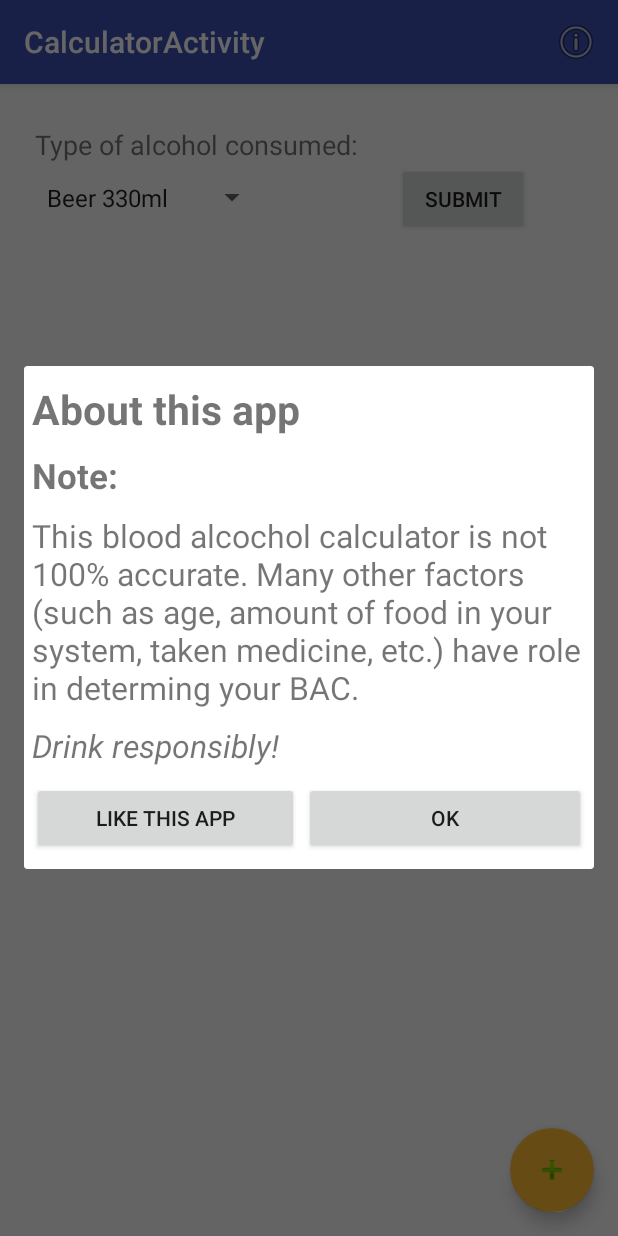
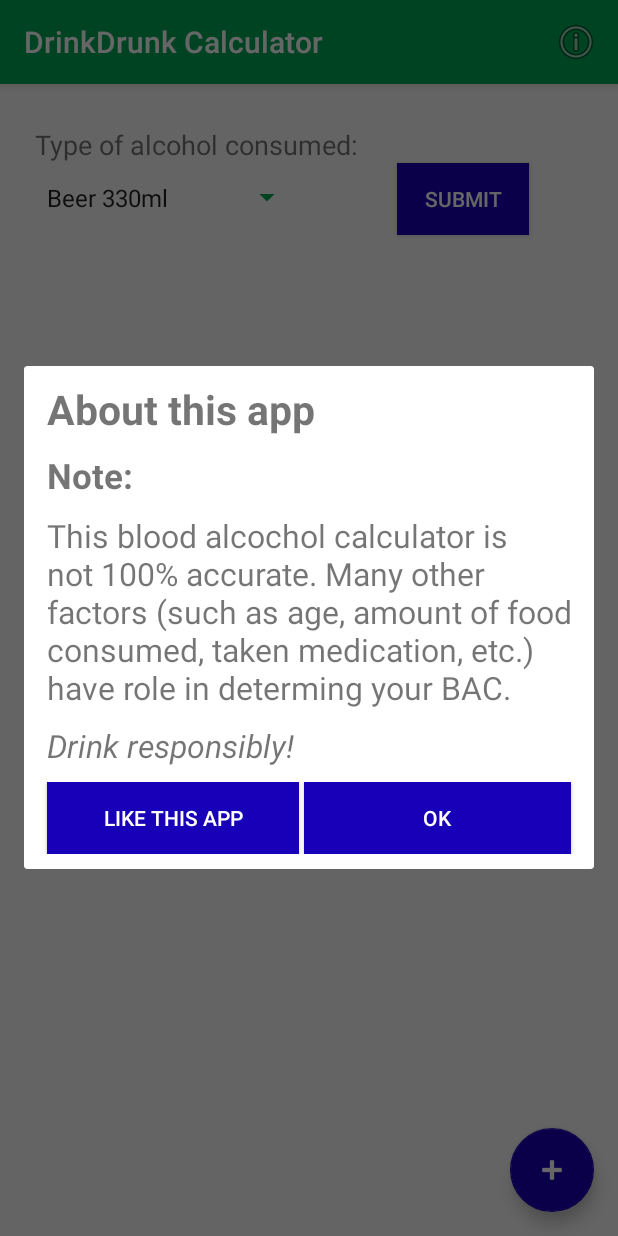
Before and after one commit to AleksandarKosev/To-Drunk, an Android app: the CalculatorActivity screen opened directly, with no data from a screen before it, after a tap on "Item", on a phone screen of 412 x 824 dp. Run offline under Robolectric (Android 15) with nearby library versions, the phone set to English and light mode, and no system bars; our stand-ins replace AdMob; libraries missing offline, so code that uses them is left out: com.google.firebase.crash.

Commit message:
production_v1.0
final

```diff
--- a/AlchoTest/app/src/main/java/com/a2drunk/alchotest/alchotest/CalculatorActivity.java
+++ b/AlchoTest/app/src/main/java/com/a2drunk/alchotest/alchotest/CalculatorActivity.java
@@ -1,8 +1,10 @@
 package com.a2drunk.alchotest.alchotest;
 
 import android.app.Dialog;
+import android.content.Intent;
 import android.content.SharedPreferences;
 import android.content.pm.ActivityInfo;
+import android.net.Uri;
 import android.os.Bundle;
 import android.support.design.widget.FloatingActionButton;
 import android.support.design.widget.Snackbar;
@@ -42,12 +44,18 @@ public class CalculatorActivity extends AppCompatActivity {
     private EditText count, hours;
     private ListView list;
     ArrayAdapter<String> adapter;
-    private Button submit, ok, okay;
+    private Button submit, ok, okay, Like;
     private TextView result;
 
     Dialog calcDialog;
 
     final ArrayList<Drink> mainListOfDrinks = new ArrayList<Drink>();
+
+    String[] drinksMetric = {"Beer 330ml, 330, 4", "Beer 500ml, 500, 4", "Wine 187ml, 187, 12", "Whisky 40ml, 40, 40", "Vodka 40ml, 40, 40", "Tequila 20ml, 20, 40", "Cognac 40ml, 40, 40", "Gin Tonic 250ml, 250, 19","Ouzo 40ml, 40, 40"};
+    List<String> drinksMetricSpinner = Arrays.asList("Beer 330ml", "Beer 500ml", "Wine 187ml", "Whisky 40ml", "Vodka 40ml", "Tequila 20ml", "Cognac 40ml","Gin Tonic 250ml","Ouzo 40ml");
+
+    String[] drinksImperial = {"Beer 12oz, 340, 4", "Beer 17.6oz, 500, 4", "Wine 6.6oz, 187, 12", "Wisky 1.4oz, 40, 40", "Vodka 1.4oz, 40, 40", "Tequila 0.7oz, 20, 40","Cognac 1.4oz, 40, 40","Gin Tonic 8.8oz, 250, 19","Ouzo 1.4oz, 40, 40"};
+    List<String> drinksImperialSpinner = Arrays.asList("Beer 12oz", "Beer 17.6oz", "Wine 6.6oz", "Wisky 1.4oz", "Vodka 1.4oz", "Tequila 0.7oz","Cognac 1.4oz","Gin Tonic 8.8oz","Ouzo 1.4oz");
 
     private static final String TAG = "Debug";
 
@@ -59,6 +67,7 @@ public class CalculatorActivity extends AppCompatActivity {
 
 
     float BODY_WEIGHT_IN_KG = 0;
+    boolean whatSys = true;
     int GENDERTYPE = 0;
     float lastDrinkHr = 0; //IN HOURS
     float drinkingPeriodHr = 0; //HOURS OF DRINKING
@@ -110,6 +119,9 @@ public class CalculatorActivity extends AppCompatActivity {
         SharedPreferences BODY_WEIGHT_IN_KGPref = getSharedPreferences("BODY_WEIGHT_IN_KG", 0);
         BODY_WEIGHT_IN_KG = BODY_WEIGHT_IN_KGPref.getFloat("BODY_WEIGHT_IN_KG", 0);
 
+        SharedPreferences whatSysPref = getSharedPreferences("whatSys", 0);
+        whatSys = whatSysPref.getBoolean("whatSys", true);
+
         SharedPreferences BODY_WATER_CONSTPref = getSharedPreferences("BODY_WATER_CONSTANT", 0);
         BODY_WATER_CONSTANT = BODY_WATER_CONSTPref.getFloat("BODY_WATER_CONSTANT", 0);
 
@@ -159,35 +171,42 @@ public class CalculatorActivity extends AppCompatActivity {
         //FirebaseCrash.log("in onCreate in CalculatorActivity");
 
         super.onCreate(savedInstanceState);
-
         setContentView(R.layout.activity_calculator);
-
 
         mInterstitialAd = new InterstitialAd(this);
         mInterstitialAd.setAdUnitId("ca-app-pub-3760255090560782/2152438824");
         mInterstitialAd.loadAd(new AdRequest.Builder().build());
 
-
         Toolbar toolbar = (Toolbar) findViewById(R.id.toolbar);
         setSupportActionBar(toolbar);
-
-
-        spinner1 = (Spinner) findViewById(R.id.spinner1);
-        count = (EditText) findViewById(R.id.editText2);
-        list = (ListView) findViewById(R.id.list1);
-
 
         getConstantsFromDataBase();
         setConstans();
 
-
         //FirebaseCrash.logcat(Log.ERROR, TAG, "setting the text variable");
         //FirebaseCrash.log("setting the text variable");
-        //final  String[] text =  new String[] {(String) spinner1.getSelectedItem(), String.valueOf(count.getText())};
+
+        spinner1 = (Spinner) findViewById(R.id.spinner1);
+        list = (ListView) findViewById(R.id.list1);
         final String[] text = new String[]{};
         final List<String> elements = new ArrayList<String>(Arrays.asList(text));
         adapter = new ArrayAdapter<String>(this, android.R.layout.simple_list_item_1, elements);
         list.setAdapter(adapter);
+
+
+        //Log.v(TAG, "whatSysNewActv:" + String.valueOf(BODY_WEIGHT_IN_KG));
+        //Log.v(TAG, "whatSysNewActv:" + String.valueOf(whatSys));
+
+
+        if (whatSys == true) {
+            ArrayAdapter<String> dataAdapter = new ArrayAdapter<String>(this, android.R.layout.simple_spinner_item, drinksMetricSpinner);
+            dataAdapter.setDropDownViewResource(android.R.layout.simple_spinner_dropdown_item);
+            spinner1.setAdapter(dataAdapter);
+        } else {
+            ArrayAdapter<String> dataAdapter = new ArrayAdapter<String>(this, android.R.layout.simple_spinner_item, drinksImperialSpinner);
+            dataAdapter.setDropDownViewResource(android.R.layout.simple_spinner_dropdown_item);
+            spinner1.setAdapter(dataAdapter);
+        }
 
 
         FloatingActionButton fab = (FloatingActionButton) findViewById(R.id.fab);
@@ -195,34 +214,28 @@ public class CalculatorActivity extends AppCompatActivity {
             @Override
             public void onClick(View view) {
 
-              /*  final  String[] text =  new String[] {};
-                final List<String> elements = new ArrayList<String>(Arrays.asList(text));
-                adapter = new ArrayAdapter<String>(this, android.R.layout.simple_list_item_1, elements);
-                list.setAdapter(adapter);*/
-
-
-                // Snackbar.make(view, "Drink added to list!", Snackbar.LENGTH_LONG)
-                //       .setAction("Action", null).show();
-                spinner1.getSelectedItem().toString();
-                if (spinner1.getSelectedItem().toString().equals("Beer 330ml")) {
-                    //Drink tmp = new Drink("Beer 330ml", 330, 4);
-                    mainListOfDrinks.add(new Drink("Beer 330ml", 330, 4));
-
-                } else if (spinner1.getSelectedItem().toString().equals("Beer 500ml")) {
-                    mainListOfDrinks.add(new Drink("Beer 500ml", 500, 4));
-                } else if (spinner1.getSelectedItem().toString().equals("Wine 187ml")) {
-                    mainListOfDrinks.add(new Drink("Wine 187ml", 187, 12));
-                } else if (spinner1.getSelectedItem().toString().equals("Whisky 40ml")) {
-                    mainListOfDrinks.add(new Drink("Whisky 40ml", 40, 40));
-                } else if (spinner1.getSelectedItem().toString().equals("Vodka 40ml")) {
-                    mainListOfDrinks.add(new Drink("Vodka 40ml", 40, 40));
+                if (whatSys == true) {
+                    String[] meh;
+                    for (String temp : drinksMetric) {
+                        meh = temp.split(", ");
+                        if (meh[0].equals(spinner1.getSelectedItem().toString())) {
+                            mainListOfDrinks.add(new Drink(meh[0], Float.parseFloat(meh[1]), Float.parseFloat(meh[2])));
+                            Log.v(TAG, String.valueOf(meh[0]) + String.valueOf(meh[1]) + String.valueOf(meh[2]));
+                        }
+                    }
                 } else {
-                    mainListOfDrinks.add(new Drink("Tequila 20ml", 20, 40));
+                    Log.v(TAG, String.valueOf("Entered"));
+                    String[] meh;
+                    for (String temp : drinksImperial) {
+                        meh = temp.split(", ");
+                        if (meh[0].equals(spinner1.getSelectedItem().toString())) {
+                            mainListOfDrinks.add(new Drink(meh[0], Float.parseFloat(meh[1]), Float.parseFloat(meh[2])));
+                            Log.v(TAG, String.valueOf(meh[0]) + String.valueOf(meh[1]) + String.valueOf(meh[2]));
+                        }
+                    }
                 }
-
                 elements.add((String) spinner1.getSelectedItem());
                 adapter.notifyDataSetChanged();
-
             }
         });
 
@@ -297,10 +310,19 @@ public class CalculatorActivity extends AppCompatActivity {
                 iBuilder.setView(iView);
                 final AlertDialog dialog = iBuilder.create();
                 okay = (Button) iView.findViewById(R.id.ok_button);
+                Like = (Button) iView.findViewById(R.id.Like);
                 okay.setOnClickListener(new View.OnClickListener() {
                     @Override
                     public void onClick(View view) {
                         dialog.cancel();
+                    }
+                });
+
+                Like.setOnClickListener(new View.OnClickListener() {
+                    @Override
+                    public void onClick(View view) {
+                        Intent intent1 =new Intent(Intent.ACTION_VIEW, Uri.parse("market://details?id=" + CalculatorActivity.this.getPackageName()));
+                        startActivity(intent1);
                     }
                 });
 
--- a/AlchoTest/app/src/main/res/layout/activity_calculator.xml
+++ b/AlchoTest/app/src/main/res/layout/activity_calculator.xml
@@ -26,7 +26,8 @@
         android:layout_height="wrap_content"
         android:layout_gravity="center_vertical|left"
         android:layout_margin="@dimen/fab_margin"
-        app:backgroundTint="@android:color/holo_orange_light"
+        android:tint="@android:color/background_light"
+        app:backgroundTint="#1700b8"
         app:layout_anchor="@+id/include"
         app:layout_anchorGravity="bottom|right"
         app:srcCompat="@android:drawable/ic_input_add"
--- a/AlchoTest/app/src/main/res/layout/content_calculator.xml
+++ b/AlchoTest/app/src/main/res/layout/content_calculator.xml
@@ -34,7 +34,8 @@
             android:layout_height="46dp"
             android:layout_below="@+id/textView3"
             android:layout_marginStart="23dp"
-            android:entries="@array/drinks" />
+            android:entries="@array/drinks"
+            android:backgroundTint="#00a857"/>
 
 
         <ListView
@@ -50,6 +51,8 @@
             android:layout_width="wrap_content"
             android:layout_height="wrap_content"
             android:text="Submit"
+            android:textColor="@android:color/white"
+            android:background="#1700b8"
             android:layout_marginEnd="15dp"
             android:layout_below="@+id/textView3"
             android:layout_alignParentEnd="true" />
--- a/AlchoTest/app/src/main/res/layout/dialog_calc.xml
+++ b/AlchoTest/app/src/main/res/layout/dialog_calc.xml
@@ -21,7 +21,8 @@
         android:layout_height="wrap_content"
         android:ems="10"
         android:inputType="numberDecimal"
-        android:layout_marginTop="10dp"/>
+        android:layout_marginTop="10dp"
+        android:backgroundTint="#00a857"/>
 
     <TextView
         android:id="@+id/result"
@@ -34,7 +35,7 @@
 
     <Button
         android:id="@+id/ok"
-        android:background="@color/colorPrimary"
+        android:background="#1700b8"
         android:textColor="@android:color/white"
         android:textStyle="bold"
         android:layout_marginTop="10dp"
--- a/AlchoTest/app/src/main/res/layout/info_dialog.xml
+++ b/AlchoTest/app/src/main/res/layout/info_dialog.xml
@@ -12,12 +12,12 @@
         android:text="@string/about_this_app"
         android:textStyle="bold"
         android:textSize="27sp"
-        android:layout_marginLeft="5dp"
+        android:layout_marginLeft="15dp"
         android:layout_marginTop="10dp"/>
     <TextView
     android:layout_width="wrap_content"
     android:layout_height="wrap_content"
-    android:layout_marginLeft="5dp"
+    android:layout_marginLeft="15dp"
     android:layout_marginTop="10dp"
     android:text="@string/note"
     android:textStyle="bold"
@@ -27,7 +27,7 @@
     <TextView
     android:layout_width="wrap_content"
     android:layout_height="wrap_content"
-    android:layout_marginLeft="5dp"
+    android:layout_marginLeft="15dp"
     android:layout_marginTop="10dp"
     android:text="@string/BAC_info"
     android:textSize="21sp"
@@ -36,7 +36,7 @@
     <TextView
         android:layout_width="wrap_content"
         android:layout_height="wrap_content"
-        android:layout_marginLeft="5dp"
+        android:layout_marginLeft="15dp"
         android:layout_marginTop="10dp"
         android:text="@string/drink_responsibly"
         android:textSize="21sp"
@@ -59,7 +59,9 @@
             android:layout_width="175dp"
             android:layout_height="wrap_content"
             android:text="@string/like"
-            android:layout_marginLeft="5dp"/>
+            android:layout_marginLeft="15dp"
+            android:textColor="@android:color/white"
+            android:background="#1700b8"/>
 
         <Button
             android:id="@+id/ok_button"
@@ -67,8 +69,10 @@
             android:layout_width="185dp"
             android:layout_height="wrap_content"
             android:text="@string/okay"
-            android:layout_marginRight="5dp"
-            android:layout_marginLeft="3dp"/>
+            android:layout_marginRight="15dp"
+            android:layout_marginLeft="3dp"
+            android:textColor="@android:color/white"
+            android:background="#1700b8"/>
 
     </LinearLayout>
 
--- a/AlchoTest/app/src/main/res/values/strings.xml
+++ b/AlchoTest/app/src/main/res/values/strings.xml
@@ -6,18 +6,21 @@
         <item id="500">Beer 500ml</item>
         <item id="12">Wine 187ml</item>
         <item id="401">Whisky 40ml</item>
+        <item id="404">Cognac 40ml</item>
         <item id="402">Vodka 40ml</item>
         <item id="20">Tequila 20ml</item>
+        <item id="38">Gin Tonic 250ml</item>
+        <item id="403">Ouzo 40ml</item>
     </string-array>
-    <string name="title_activity_calculator">CalculatorActivity</string>
+    <string name="title_activity_calculator">DrinkDrunk Calculator</string>
     <string name="insert_the_amount_of_time_spent_drinking_in_hours">Insert amount of time spent drinking (in Hours)</string>
-    <string name="hrs">Hrs</string>
+    <string name="hrs">e.g. 1.5</string>
     <string name="ok">OK</string>
     <string name="the_bac_in_your_system_is">The BAC in your system is:</string>
     <string name="like">Like this app</string>
     <string name="okay">Ok</string>
     <string name="about_this_app">About this app</string>
     <string name="note">Note:</string>
-    <string name="BAC_info">This blood alcochol calculator is not 100% accurate. Many other factors (such as age, amount of food in your system, taken medicine, etc.) have role in determing your BAC.</string>
+    <string name="BAC_info">This blood alcochol calculator is not 100% accurate. Many other factors (such as age, amount of food consumed, taken medication, etc.) have role in determing your BAC.</string>
     <string name="drink_responsibly">Drink responsibly!</string>
 </resources>
--- a/AlchoTest/app/src/main/res/values/styles.xml
+++ b/AlchoTest/app/src/main/res/values/styles.xml
@@ -3,8 +3,8 @@
     <!-- Base application theme. -->
     <style name="AppTheme" parent="Theme.AppCompat.Light.DarkActionBar">
         <!-- Customize your theme here. -->
-        <item name="colorPrimary">@color/colorPrimary</item>
-        <item name="colorPrimaryDark">@color/colorPrimaryDark</item>
+        <item name="colorPrimary">#00a857</item>
+        <item name="colorPrimaryDark">#00a857</item>
         <item name="colorAccent">@color/colorAccent</item>
     </style>
 
```
Also changed, not shown: AlchoTest/app/src/main/java/com/a2drunk/alchotest/alchotest/MainActivity.java (+62 -38 lines), AlchoTest/app/src/main/res/layout/activity_main.xml (+46 -8 lines), AlchoTest/app/src/main/res/layout/second_activity.xml (indentation only).
